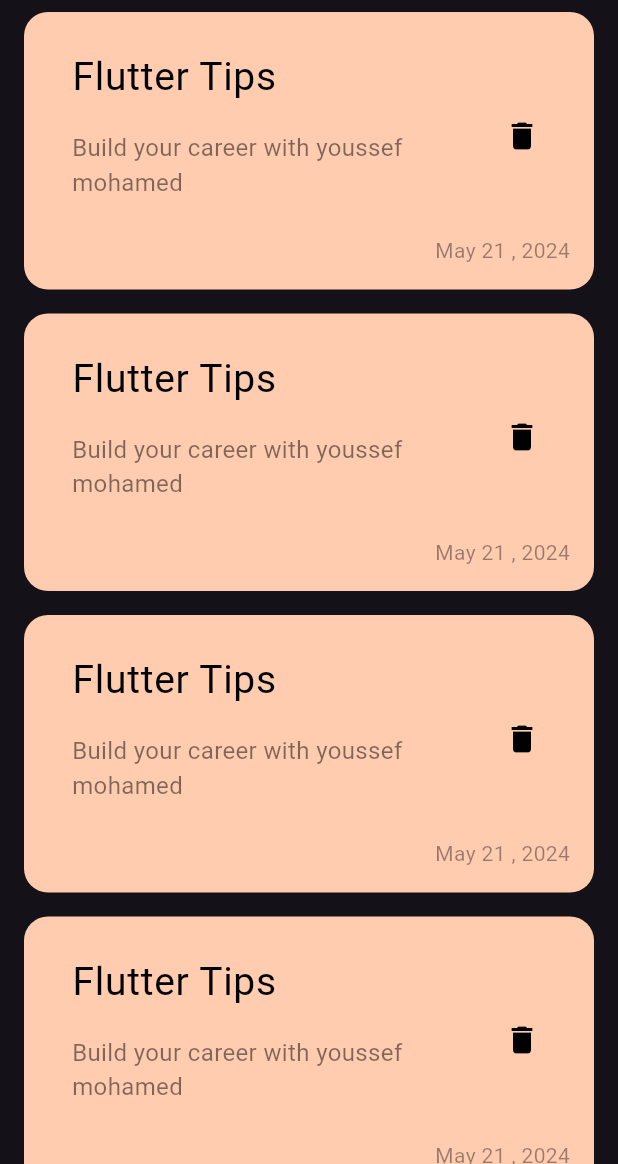
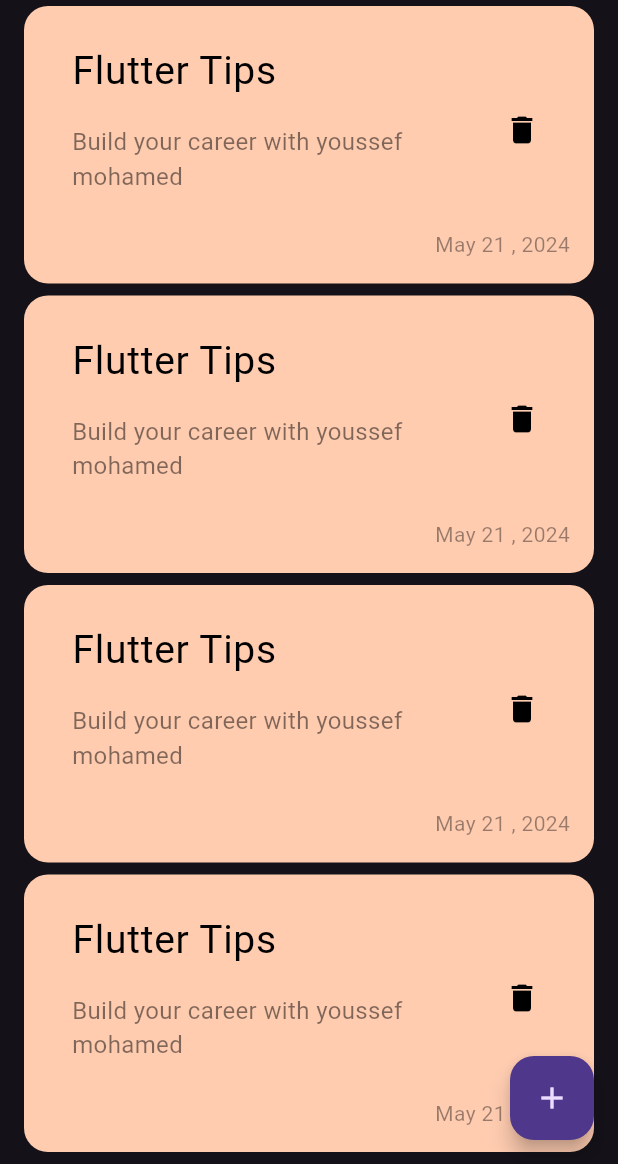
Before and after one commit to YoussefMohamed2004/notes_app, a Flutter app: the screen it shows after launch, on a phone screen of 412 x 824 dp, the part 72-1236 px from its top. Run offline on Flutter 3.47's test engine with Material 3 defaults, Android fonts, the phone set to English and light mode, and no system bars.

Commit message:
add floating action button

```diff
--- a/lib/views/notws_view.dart
+++ b/lib/views/notws_view.dart
@@ -6,8 +6,12 @@ class NotwsView extends StatelessWidget {
 
   @override
   Widget build(BuildContext context) {
-    return const Scaffold(
-      body: NotseNiewBody(),
+    return Scaffold(
+      floatingActionButton: FloatingActionButton(
+        onPressed: () {},
+        child: const Icon(Icons.add),
+      ),
+      body: const NotseNiewBody(),
     );
   }
 }
--- a/lib/views/widgets/notes_list_view.dart
+++ b/lib/views/widgets/notes_list_view.dart
@@ -1,15 +1,16 @@
-
 import 'package:flutter/material.dart';
 import 'package:flutter_application_8/views/widgets/custom_note_item.dart';
 
 class NotesListView extends StatelessWidget {
   const NotesListView({super.key});
 
+
+
   @override
   Widget build(BuildContext context) {
     return ListView.builder(itemBuilder: (context, index) {
       return const Padding(
-        padding: EdgeInsets.symmetric(vertical: 8),
+        padding: EdgeInsets.symmetric(vertical: 4),
         child: NotsItem(),
       );
     });
```
